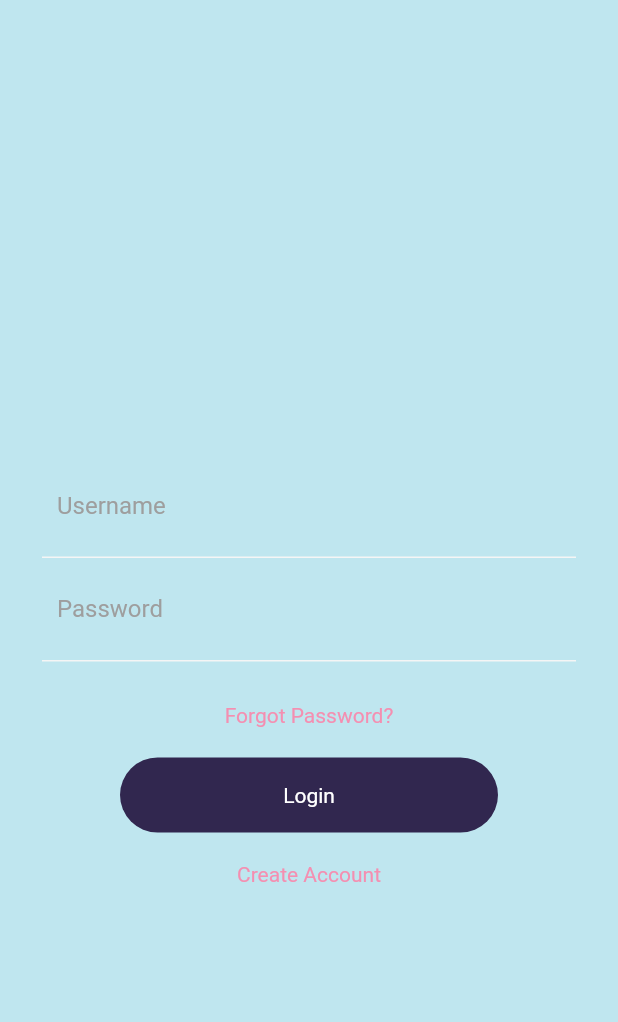
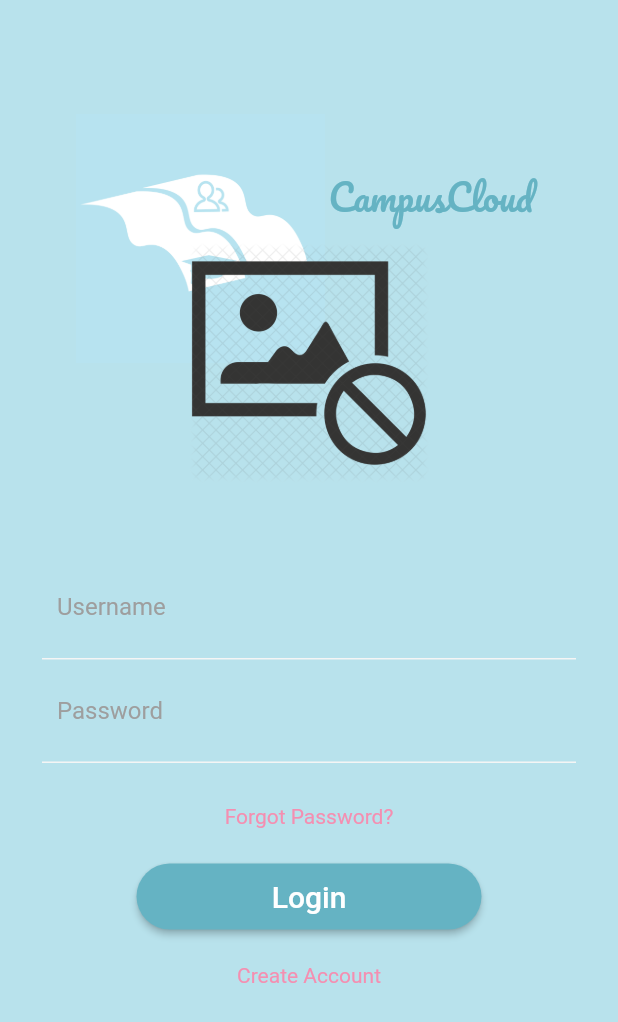
Before and after one commit to cindyli-13/uOttaHack2021, a Flutter app: the Signin screen opened directly, on a phone screen of 412 x 824 dp. Shown: the top 1022 px of the screen. Run offline on Flutter 3.47's test engine with Material 2 defaults, Android fonts, the phone set to English and light mode, and no system bars; Roboto replaces fonts that are missing (Arial).

Commit message:
Link pages

```diff
--- a/lib/common/backdrop.dart
+++ b/lib/common/backdrop.dart
@@ -31,7 +31,7 @@ class Logo extends StatelessWidget {
         top: 26,
         left: 22.43,
       ),
-      child: Image.asset('./assets/logo.jpg'),
+      child: Image.asset('assets/images/logo.jpg'),
     );
   }
 }
@@ -66,7 +66,7 @@ class Line extends StatelessWidget {
       width: 425.97,
       height: 161.23,
       margin: EdgeInsets.only(top: 111.42),
-      child: Image.asset('./assets/image-missing.png'),
+      child: Image.asset('assets/images/image-missing.png'),
     );
   }
 }
--- a/lib/main.dart
+++ b/lib/main.dart
@@ -25,6 +25,7 @@ class AppStart extends StatelessWidget {
       initialRoute: '/',
       routes: <String, WidgetBuilder>{
         '/': (context) => AppPage(),
+        '/sign-in': (context) => Signin(),
         '/sign-up-general': (context) => SignUpGeneral(),
         '/sign-up-info': (context) => SignUpInfo(),
         '/home': (context) => HomePage(),
--- a/lib/screens/sign_in.dart
+++ b/lib/screens/sign_in.dart
@@ -1,4 +1,8 @@
 import 'package:flutter/material.dart';
+import 'package:campus_cloud/common/backdrop.dart';
+
+final buttonWidth = 230.0;
+final buttonHeight = 50.0;
 
 class Signin extends StatefulWidget {
   @override
@@ -10,26 +14,16 @@ class SigninState extends State<Signin> {
   Widget build(BuildContext context) {
     return Scaffold(
       resizeToAvoidBottomInset: false,
-      backgroundColor: Color(0xFFBFE6EF),
+      backgroundColor: Theme.of(context).primaryColor,
       body: Column(
         crossAxisAlignment: CrossAxisAlignment.start,
         children: <Widget>[
-          SizedBox(
-            height: 220,
-          ),
           Padding(
             padding: EdgeInsets.symmetric(horizontal: 20.0),
             child: Column(
               crossAxisAlignment: CrossAxisAlignment.start,
               children: <Widget>[
-                Text(
-                  "",
-                  style: TextStyle(
-                    fontSize: 30,
-                    color: Colors.black,
-                    fontWeight: FontWeight.bold,
-                  ),
-                ),
+                Backdrop(),
                 SizedBox(
                   height: 40,
                 ),
@@ -91,17 +85,21 @@ class SigninState extends State<Signin> {
                 SizedBox(
                   height: 20.0,
                 ),
-                Container(
-                  height: 50,
-                  margin: EdgeInsets.symmetric(horizontal: 60),
-                  decoration: BoxDecoration(
-                    borderRadius: BorderRadius.circular(50),
-                    color: Color.fromRGBO(49, 39, 79, 1),
-                  ),
-                  child: Center(
-                    child: Text(
-                      "Login",
-                      style: TextStyle(color: Colors.white),
+                Center(
+                  child: Container(
+                    width: buttonWidth,
+                    height: buttonHeight,
+                    padding: EdgeInsets.only(
+                      top: 3,
+                      bottom: 3,
+                    ),
+                    child: RaisedButton(
+                      onPressed: buttonPressedHandler,
+                      child: Text(
+                        'Login',
+                        textAlign: TextAlign.center,
+                        style: Theme.of(context).textTheme.button,
+                      ),
                     ),
                   ),
                 ),
@@ -123,4 +121,8 @@ class SigninState extends State<Signin> {
       ),
     );
   }
+
+  void buttonPressedHandler() {
+    Navigator.pushNamed(context, '/home');
+  }
 }
--- a/lib/screens/sign_up_general.dart
+++ b/lib/screens/sign_up_general.dart
@@ -222,7 +222,7 @@ class _BackButtonState extends State<BackButton> {
   }
 
   void buttonPressedHandler() {
-    Navigator.pushNamed(context, '/');
+    Navigator.pop(context);
   }
 }
 
--- a/lib/screens/sign_up_info.dart
+++ b/lib/screens/sign_up_info.dart
@@ -259,7 +259,7 @@ class _BackButtonState extends State<BackButton> {
   }
 
   void buttonPressedHandler() {
-    Navigator.pushNamed(context, '/sign-up-general');
+    Navigator.pop(context);
   }
 }
 
--- a/lib/themes/base_theme.dart
+++ b/lib/themes/base_theme.dart
@@ -2,7 +2,7 @@ import 'package:flutter/material.dart';
 
 // ******************* CONSTANTS *******************
 
-final lightBlue = Color.fromRGBO(186, 235, 255, 1);
+final lightBlue = Color.fromRGBO(184, 226, 236, 1);
 final darkBlue = Color.fromRGBO(101, 179, 195, 1);
 
 // ******************* THEME DATA *******************
```
Also changed, not shown: lib/screens/app_page.dart (+7 -2 lines), lib/screens/homepage.dart (+19 -42 lines), pubspec.yaml (+1 -7 lines), assets/images/Homepage_design.png (added), assets/images/Homepage_design_no_background.png (added), assets/images/image-missing.png (renamed from assets/image-missing.png), assets/logo.jpg (deleted).
